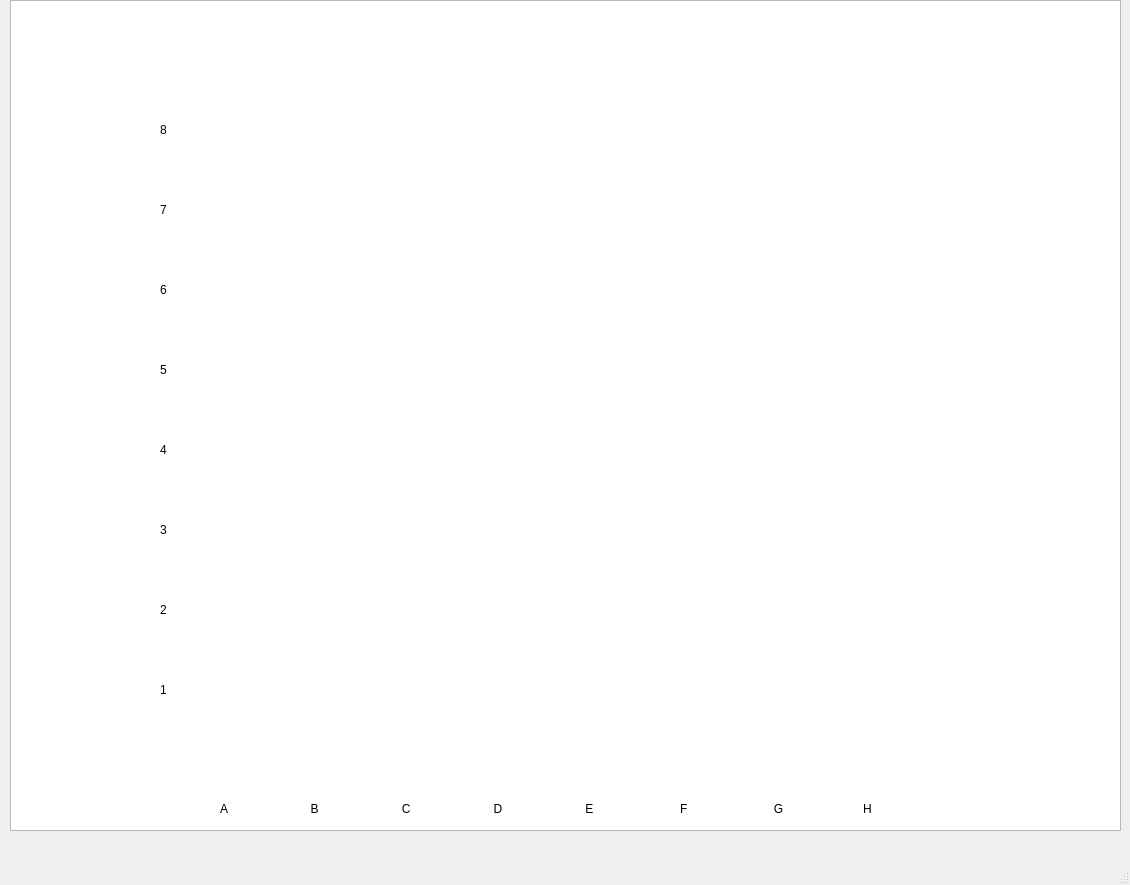
First picture: the form in mainwindow.ui, repository GavriloJovanovic/QTMChess, before the edit.
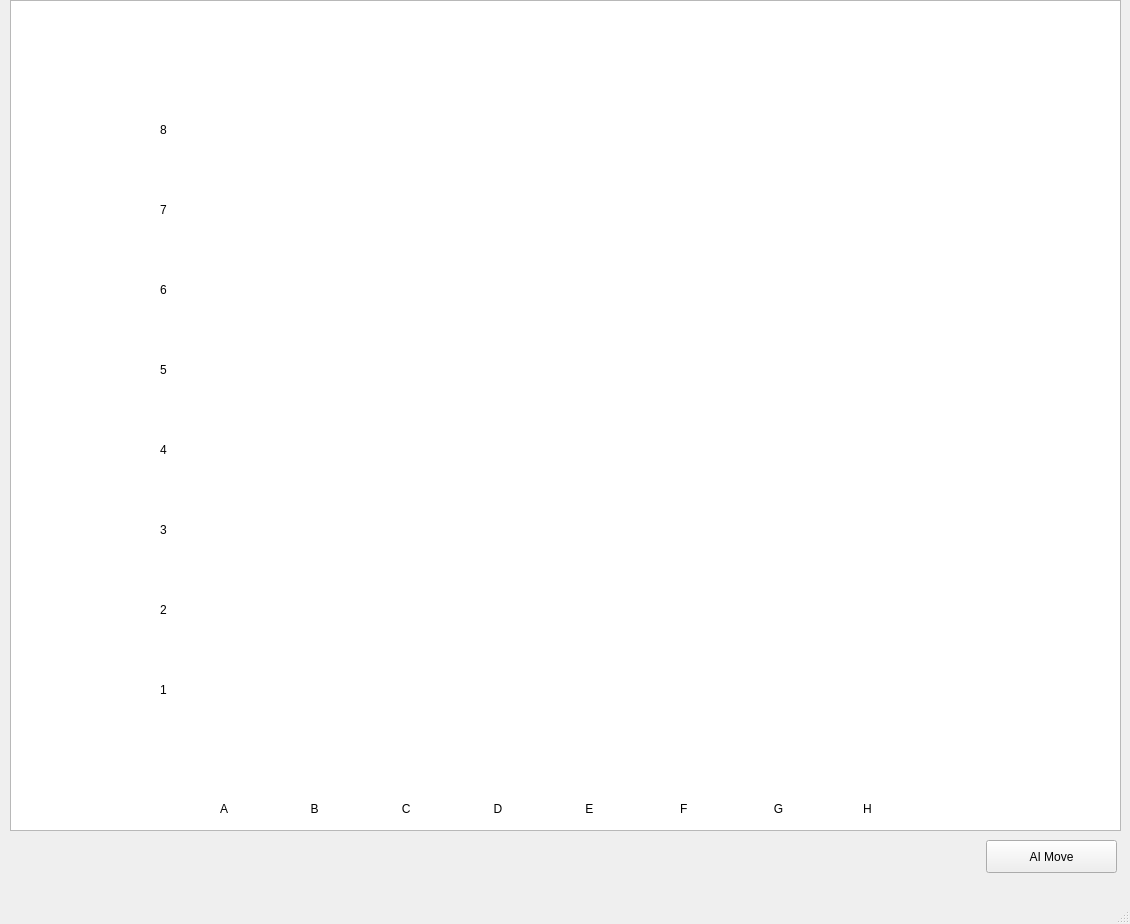
Second picture: the form after the edit.

Commit message: Added AI move feature

What changed in the file:
```diff
--- a/mainwindow.ui
+++ b/mainwindow.ui
@@ -7,7 +7,7 @@
     <x>0</x>
     <y>0</y>
     <width>1130</width>
-    <height>885</height>
+    <height>924</height>
    </rect>
   </property>
   <property name="windowTitle">
@@ -50,6 +50,19 @@
      <string>&lt;html&gt;&lt;head/&gt;&lt;body&gt;&lt;p&gt;8&lt;/p&gt;&lt;p&gt;&lt;br/&gt;&lt;br/&gt;&lt;/p&gt;&lt;p&gt;7&lt;/p&gt;&lt;p&gt;&lt;br/&gt;&lt;br/&gt;&lt;/p&gt;&lt;p&gt;6&lt;/p&gt;&lt;p&gt;&lt;br/&gt;&lt;br/&gt;&lt;/p&gt;&lt;p&gt;5&lt;/p&gt;&lt;p&gt;&lt;br/&gt;&lt;br/&gt;&lt;/p&gt;&lt;p&gt;4&lt;/p&gt;&lt;p&gt;&lt;br/&gt;&lt;br/&gt;&lt;/p&gt;&lt;p&gt;3&lt;/p&gt;&lt;p&gt;&lt;br/&gt;&lt;br/&gt;&lt;/p&gt;&lt;p&gt;2&lt;/p&gt;&lt;p&gt;&lt;br/&gt;&lt;br/&gt;&lt;/p&gt;&lt;p&gt;1&lt;/p&gt;&lt;/body&gt;&lt;/html&gt;</string>
     </property>
    </widget>
+   <widget class="QPushButton" name="buttonGo">
+    <property name="geometry">
+     <rect>
+      <x>986</x>
+      <y>840</y>
+      <width>131</width>
+      <height>33</height>
+     </rect>
+    </property>
+    <property name="text">
+     <string>AI Move</string>
+    </property>
+   </widget>
   </widget>
   <widget class="QMenuBar" name="menubar">
    <property name="geometry">
```
The commit also changes 4 other files.
